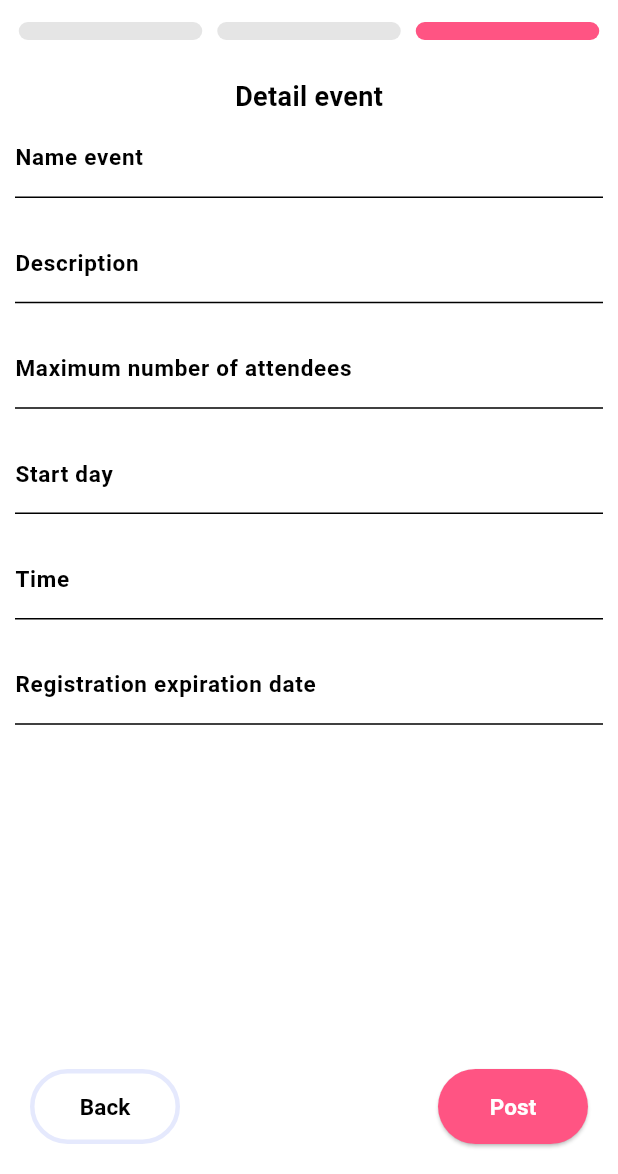
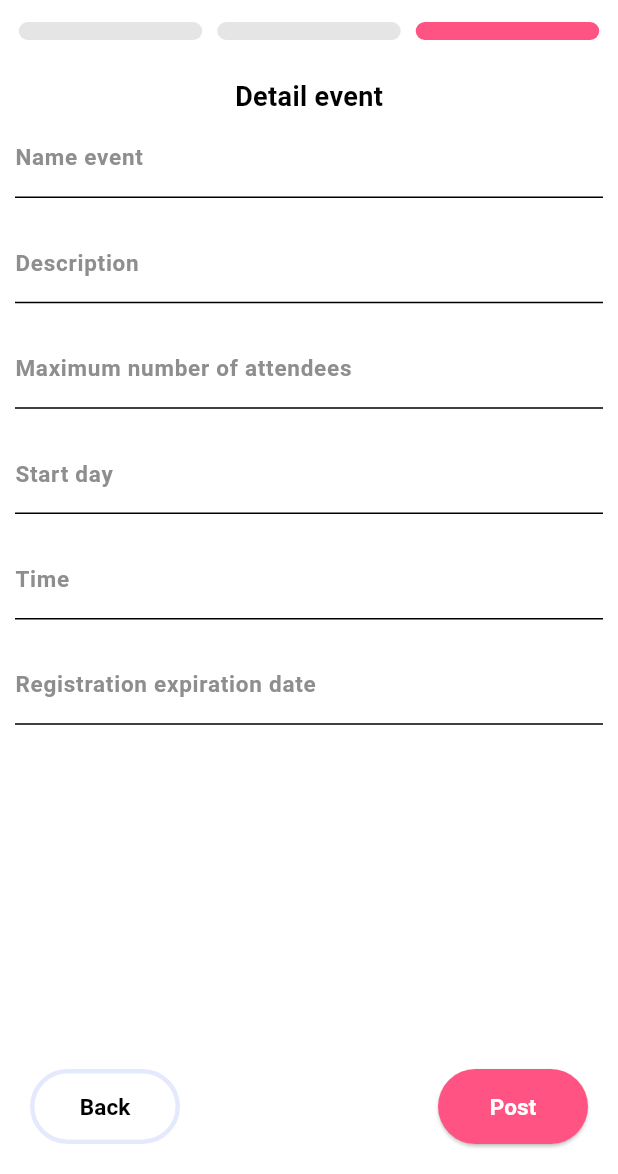
Before and after one commit to luke-nguyen-goldenowl/join_me, a Flutter app: the AddEventPage screen opened directly, swiped to page 3, on a phone screen of 412 x 824 dp, the part 62-1236 px from its top. Run offline on Flutter 3.47's test engine with Material 3 defaults, Android fonts, the phone set to English and light mode, and no system bars; our stand-ins replace bot_toast, cached_network_image, cloud_firestore, connectivity_plus, device_info_plus, dio and 27 more; missing offline and left inert: flutter_facebook_auth, version; accounts and stored records are empty; generated files the repository leaves out were written again; project files that could hold a hidden picture were left out.

Commit message:
blur hint text in  input text in detail event

```diff
--- a/lib/src/features/add_event/widget/detail_page.dart
+++ b/lib/src/features/add_event/widget/detail_page.dart
@@ -3,6 +3,7 @@ import 'package:flutter_bloc/flutter_bloc.dart';
 import 'package:intl/intl.dart';
 import 'package:myapp/src/features/add_event/logic/add_event_bloc.dart';
 import 'package:myapp/src/features/add_event/logic/add_event_state.dart';
+import 'package:myapp/src/theme/colors.dart';
 
 class DetailPage extends StatelessWidget {
   const DetailPage({super.key});
@@ -31,11 +32,13 @@ class DetailPage extends StatelessWidget {
                       style: const TextStyle(
                         fontSize: 15,
                       ),
-                      // maxLength: 500,
                       decoration: const InputDecoration(
                         labelText: 'Name event',
                         labelStyle: TextStyle(
-                            fontSize: 15, fontWeight: FontWeight.bold),
+                          fontSize: 15,
+                          fontWeight: FontWeight.bold,
+                          color: AppColors.grey,
+                        ),
                       ),
                       validator: (value) {
                         if (value!.isEmpty) {
@@ -46,7 +49,6 @@ class DetailPage extends StatelessWidget {
                     ),
                     const SizedBox(height: 16.0),
                     TextFormField(
-                      // expands: true,
                       controller: state.descriptionController,
                       minLines: 1,
                       maxLines: 5,
@@ -56,7 +58,10 @@ class DetailPage extends StatelessWidget {
                       decoration: const InputDecoration(
                         labelText: 'Description',
                         labelStyle: TextStyle(
-                            fontSize: 15, fontWeight: FontWeight.bold),
+                          fontSize: 15,
+                          fontWeight: FontWeight.bold,
+                          color: AppColors.grey,
+                        ),
                       ),
                       validator: (value) {
                         if (value!.isEmpty) {
@@ -74,14 +79,16 @@ class DetailPage extends StatelessWidget {
                       decoration: const InputDecoration(
                         labelText: 'Maximum number of attendees',
                         labelStyle: TextStyle(
-                            fontSize: 15, fontWeight: FontWeight.bold),
+                          fontSize: 15,
+                          fontWeight: FontWeight.bold,
+                          color: AppColors.grey,
+                        ),
                       ),
                       keyboardType: TextInputType.number,
                       validator: (value) {
                         if (value!.isEmpty) {
                           return 'Please enter the maximum number of members';
                         }
-                        // Kiểm tra nếu không phải là số
                         if (int.tryParse(value) == null) {
                           return 'Please enter a valid number';
                         }
@@ -98,7 +105,10 @@ class DetailPage extends StatelessWidget {
                       decoration: const InputDecoration(
                         labelText: 'Start day',
                         labelStyle: TextStyle(
-                            fontSize: 15, fontWeight: FontWeight.bold),
+                          fontSize: 15,
+                          fontWeight: FontWeight.bold,
+                          color: AppColors.grey,
+                        ),
                       ),
                       onTap: () async {
                         DateTime? selectedDate = await showDatePicker(
@@ -124,7 +134,10 @@ class DetailPage extends StatelessWidget {
                       decoration: const InputDecoration(
                         labelText: 'Time',
                         labelStyle: TextStyle(
-                            fontSize: 15, fontWeight: FontWeight.bold),
+                          fontSize: 15,
+                          fontWeight: FontWeight.bold,
+                          color: AppColors.grey,
+                        ),
                       ),
                       onTap: () async {
                         TimeOfDay? selectedTime = await showTimePicker(
@@ -134,6 +147,7 @@ class DetailPage extends StatelessWidget {
                         if (selectedTime != null &&
                             selectedTime != TimeOfDay.now()) {
                           state.timeController.text =
+                              // ignore: use_build_context_synchronously
                               selectedTime.format(context);
                         }
                       },
@@ -150,10 +164,7 @@ class DetailPage extends StatelessWidget {
                         labelStyle: TextStyle(
                           fontSize: 15,
                           fontWeight: FontWeight.bold,
-                        ),
-                        counterStyle: TextStyle(
-                          fontSize: 15,
-                          fontWeight: FontWeight.bold,
+                          color: AppColors.grey,
                         ),
                       ),
                       onTap: () async {
--- a/lib/src/features/add_event/widget/upload_image_page.dart
+++ b/lib/src/features/add_event/widget/upload_image_page.dart
@@ -64,7 +64,7 @@ class UploadImagePage extends StatelessWidget {
                                 size: 50,
                                 color: AppColors.rosyPink,
                               ),
-                              Text("Click or drop image and video")
+                              Text("Click or drop image")
                             ],
                           ),
                         ),
```
